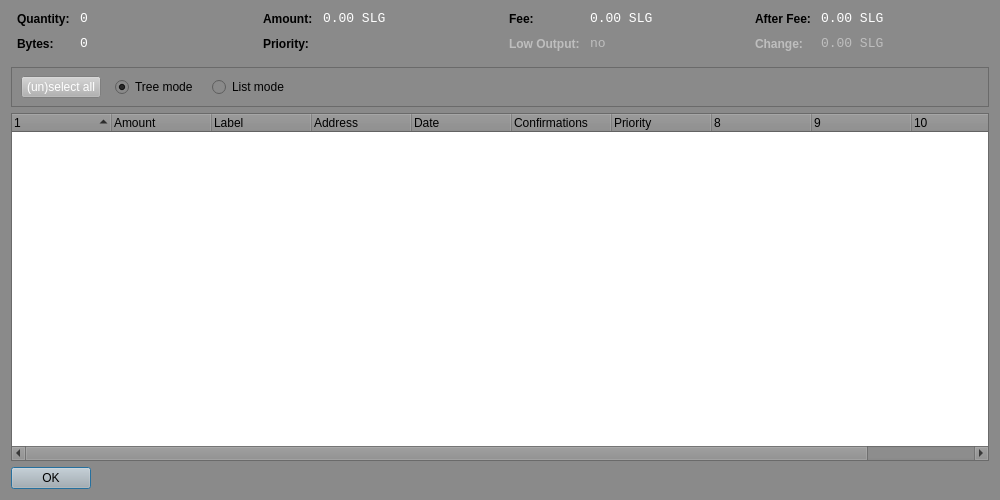
Before: the Qt Designer form src/qt/forms/coincontroldialog.ui in Sterlingcoin/Sterlingcoin-1.5.1.1-Lite-Edition-Linux-Source, drawn with Qt 5.
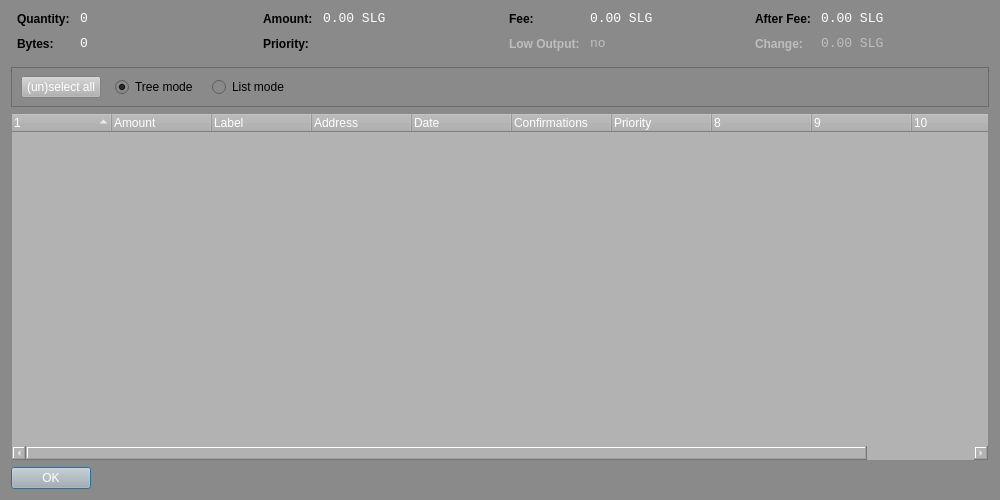
After: the same form once the commit is applied. Custom widgets are drawn as their Qt base class.

Diff of the .ui file:
```diff
--- a/src/qt/forms/coincontroldialog.ui
+++ b/src/qt/forms/coincontroldialog.ui
@@ -2081,18 +2081,18 @@
         <colorrole role="WindowText">
          <brush brushstyle="SolidPattern">
           <color alpha="255">
-           <red>0</red>
-           <green>0</green>
-           <blue>0</blue>
+           <red>255</red>
+           <green>255</green>
+           <blue>255</blue>
           </color>
          </brush>
         </colorrole>
         <colorrole role="Button">
          <brush brushstyle="SolidPattern">
           <color alpha="255">
-           <red>138</red>
-           <green>138</green>
-           <blue>138</blue>
+           <red>178</red>
+           <green>178</green>
+           <blue>178</blue>
           </color>
          </brush>
         </colorrole>
@@ -2135,9 +2135,9 @@
         <colorrole role="Text">
          <brush brushstyle="SolidPattern">
           <color alpha="255">
-           <red>0</red>
-           <green>0</green>
-           <blue>0</blue>
+           <red>255</red>
+           <green>255</green>
+           <blue>255</blue>
           </color>
          </brush>
         </colorrole>
@@ -2153,27 +2153,27 @@
         <colorrole role="ButtonText">
          <brush brushstyle="SolidPattern">
           <color alpha="255">
-           <red>0</red>
-           <green>0</green>
-           <blue>0</blue>
+           <red>255</red>
+           <green>255</green>
+           <blue>255</blue>
           </color>
          </brush>
         </colorrole>
         <colorrole role="Base">
          <brush brushstyle="SolidPattern">
           <color alpha="255">
-           <red>255</red>
-           <green>255</green>
-           <blue>255</blue>
+           <red>178</red>
+           <green>178</green>
+           <blue>178</blue>
           </color>
          </brush>
         </colorrole>
         <colorrole role="Window">
          <brush brushstyle="SolidPattern">
           <color alpha="255">
-           <red>138</red>
-           <green>138</green>
-           <blue>138</blue>
+           <red>178</red>
+           <green>178</green>
+           <blue>178</blue>
           </color>
          </brush>
         </colorrole>
@@ -2218,18 +2218,18 @@
         <colorrole role="WindowText">
          <brush brushstyle="SolidPattern">
           <color alpha="255">
-           <red>0</red>
-           <green>0</green>
-           <blue>0</blue>
+           <red>255</red>
+           <green>255</green>
+           <blue>255</blue>
           </color>
          </brush>
         </colorrole>
         <colorrole role="Button">
          <brush brushstyle="SolidPattern">
           <color alpha="255">
-           <red>138</red>
-           <green>138</green>
-           <blue>138</blue>
+           <red>178</red>
+           <green>178</green>
+           <blue>178</blue>
           </color>
          </brush>
         </colorrole>
@@ -2272,9 +2272,9 @@
         <colorrole role="Text">
          <brush brushstyle="SolidPattern">
           <color alpha="255">
-           <red>0</red>
-           <green>0</green>
-           <blue>0</blue>
+           <red>255</red>
+           <green>255</green>
+           <blue>255</blue>
           </color>
          </brush>
         </colorrole>
@@ -2290,27 +2290,27 @@
         <colorrole role="ButtonText">
          <brush brushstyle="SolidPattern">
           <color alpha="255">
-           <red>0</red>
-           <green>0</green>
-           <blue>0</blue>
+           <red>255</red>
+           <green>255</green>
+           <blue>255</blue>
           </color>
          </brush>
         </colorrole>
         <colorrole role="Base">
          <brush brushstyle="SolidPattern">
           <color alpha="255">
-           <red>255</red>
-           <green>255</green>
-           <blue>255</blue>
+           <red>178</red>
+           <green>178</green>
+           <blue>178</blue>
           </color>
          </brush>
         </colorrole>
         <colorrole role="Window">
          <brush brushstyle="SolidPattern">
           <color alpha="255">
-           <red>138</red>
-           <green>138</green>
-           <blue>138</blue>
+           <red>178</red>
+           <green>178</green>
+           <blue>178</blue>
           </color>
          </brush>
         </colorrole>
@@ -2355,18 +2355,18 @@
         <colorrole role="WindowText">
          <brush brushstyle="SolidPattern">
           <color alpha="255">
-           <red>69</red>
-           <green>69</green>
-           <blue>69</blue>
+           <red>255</red>
+           <green>255</green>
+           <blue>255</blue>
           </color>
          </brush>
         </colorrole>
         <colorrole role="Button">
          <brush brushstyle="SolidPattern">
           <color alpha="255">
-           <red>138</red>
-           <green>138</green>
-           <blue>138</blue>
+           <red>178</red>
+           <green>178</green>
+           <blue>178</blue>
           </color>
          </brush>
         </colorrole>
@@ -2409,9 +2409,9 @@
         <colorrole role="Text">
          <brush brushstyle="SolidPattern">
           <color alpha="255">
-           <red>69</red>
-           <green>69</green>
-           <blue>69</blue>
+           <red>255</red>
+           <green>255</green>
+           <blue>255</blue>
           </color>
          </brush>
         </colorrole>
@@ -2427,27 +2427,27 @@
         <colorrole role="ButtonText">
          <brush brushstyle="SolidPattern">
           <color alpha="255">
-           <red>69</red>
-           <green>69</green>
-           <blue>69</blue>
+           <red>255</red>
+           <green>255</green>
+           <blue>255</blue>
           </color>
          </brush>
         </colorrole>
         <colorrole role="Base">
          <brush brushstyle="SolidPattern">
           <color alpha="255">
-           <red>138</red>
-           <green>138</green>
-           <blue>138</blue>
+           <red>178</red>
+           <green>178</green>
+           <blue>178</blue>
           </color>
          </brush>
         </colorrole>
         <colorrole role="Window">
          <brush brushstyle="SolidPattern">
           <color alpha="255">
-           <red>138</red>
-           <green>138</green>
-           <blue>138</blue>
+           <red>178</red>
+           <green>178</green>
+           <blue>178</blue>
           </color>
          </brush>
         </colorrole>
@@ -2496,6 +2496,10 @@
      <property name="autoFillBackground">
       <bool>true</bool>
      </property>
+     <property name="styleSheet">
+      <string notr="true">background-color: rgb(178, 178, 178);
+color: rgb(255,255,255);</string>
+     </property>
      <property name="sortingEnabled">
       <bool>false</bool>
      </property>
@@ -2579,6 +2583,15 @@
      <property name="palette">
       <palette>
        <active>
+        <colorrole role="WindowText">
+         <brush brushstyle="SolidPattern">
+          <color alpha="255">
+           <red>255</red>
+           <green>255</green>
+           <blue>255</blue>
+          </color>
+         </brush>
+        </colorrole>
         <colorrole role="Button">
          <brush brushstyle="SolidPattern">
           <color alpha="255">
@@ -2588,6 +2601,15 @@
           </color>
          </brush>
         </colorrole>
+        <colorrole role="Text">
+         <brush brushstyle="SolidPattern">
+          <color alpha="255">
+           <red>255</red>
+           <green>255</green>
+           <blue>255</blue>
+          </color>
+         </brush>
+        </colorrole>
         <colorrole role="ButtonText">
          <brush brushstyle="SolidPattern">
           <color alpha="255">
@@ -2617,6 +2639,15 @@
         </colorrole>
        </active>
        <inactive>
+        <colorrole role="WindowText">
+         <brush brushstyle="SolidPattern">
+          <color alpha="255">
+           <red>255</red>
+           <green>255</green>
+           <blue>255</blue>
+          </color>
+         </brush>
+        </colorrole>
         <colorrole role="Button">
          <brush brushstyle="SolidPattern">
           <color alpha="255">
@@ -2626,6 +2657,15 @@
           </color>
          </brush>
         </colorrole>
+        <colorrole role="Text">
+         <brush brushstyle="SolidPattern">
+          <color alpha="255">
+           <red>255</red>
+           <green>255</green>
+           <blue>255</blue>
+          </color>
+         </brush>
+        </colorrole>
         <colorrole role="ButtonText">
          <brush brushstyle="SolidPattern">
           <color alpha="255">
@@ -2655,6 +2695,15 @@
         </colorrole>
        </inactive>
        <disabled>
+        <colorrole role="WindowText">
+         <brush brushstyle="SolidPattern">
+          <color alpha="255">
+           <red>255</red>
+           <green>255</green>
+           <blue>255</blue>
+          </color>
+         </brush>
+        </colorrole>
         <colorrole role="Button">
          <brush brushstyle="SolidPattern">
           <color alpha="255">
@@ -2664,12 +2713,21 @@
           </color>
          </brush>
         </colorrole>
+        <colorrole role="Text">
+         <brush brushstyle="SolidPattern">
+          <color alpha="255">
+           <red>255</red>
+           <green>255</green>
+           <blue>255</blue>
+          </color>
+         </brush>
+        </colorrole>
         <colorrole role="ButtonText">
          <brush brushstyle="SolidPattern">
           <color alpha="255">
-           <red>138</red>
-           <green>138</green>
-           <blue>138</blue>
+           <red>255</red>
+           <green>255</green>
+           <blue>255</blue>
           </color>
          </brush>
         </colorrole>
@@ -2695,7 +2753,8 @@
       </palette>
      </property>
      <property name="styleSheet">
-      <string notr="true">background-color: rgb(178, 178, 178);</string>
+      <string notr="true">background-color: rgb(178, 178, 178);
+color: rgb(255,255,255);</string>
      </property>
      <property name="orientation">
       <enum>Qt::Horizontal</enum>
```
Left out of the diff: 63 changed lines with no effect on the pictures.
